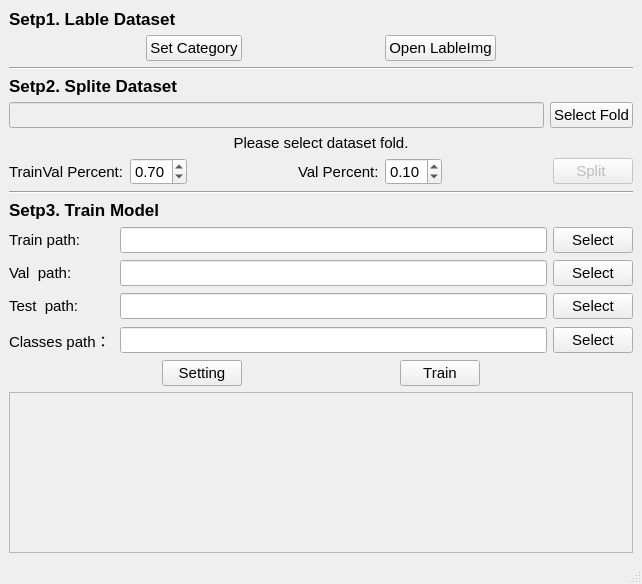
This is UI/MainWindowUI.ui in Riptide41/ModelTrain as Qt 5 draws it before an edit. The edited form follows.
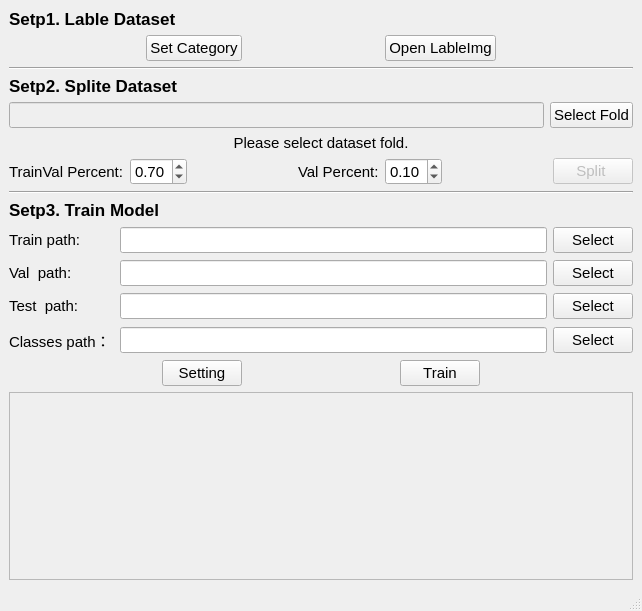
This is the edited form.

Commit message: Add parameter explanation

Patch:
```diff
--- a/UI/MainWindowUI.ui
+++ b/UI/MainWindowUI.ui
@@ -7,7 +7,7 @@
     <x>0</x>
     <y>0</y>
     <width>642</width>
-    <height>584</height>
+    <height>611</height>
    </rect>
   </property>
   <property name="windowTitle">
```
Left out of the diff: 6 changed lines with no effect on the pictures. The commit also changes 1 other file.
